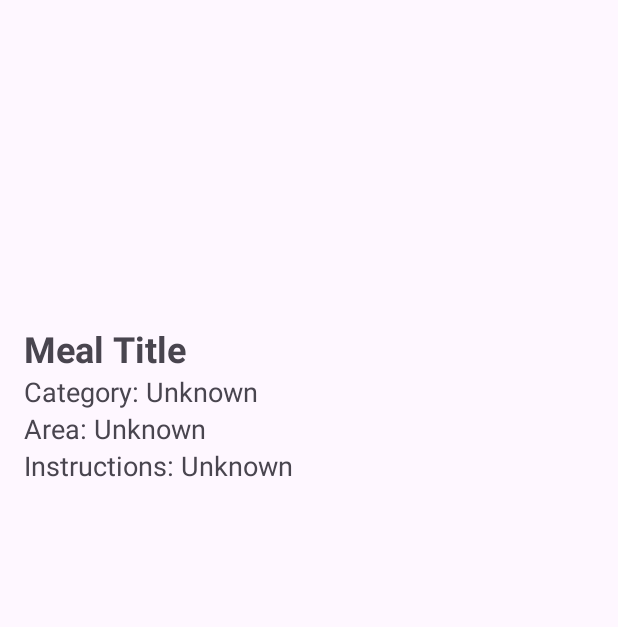
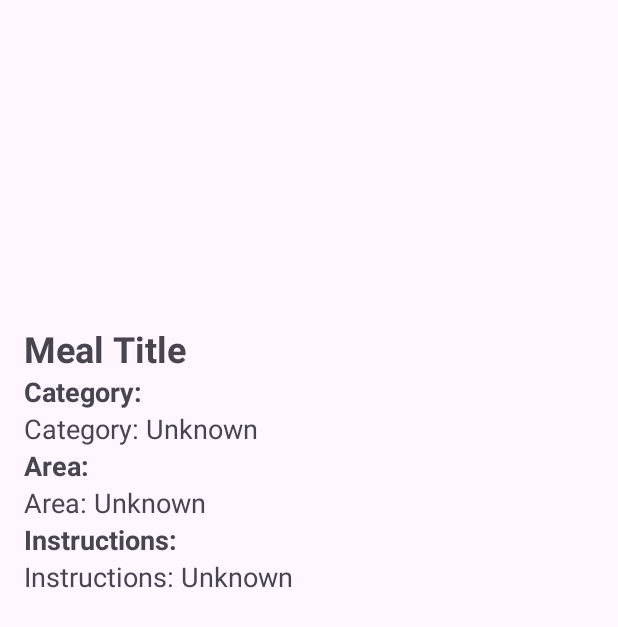
Before and after one commit to elisathRS/RecipesApp, an Android app: the layout activity_meal_details.xml on its own in the app's theme, with its tools: preview values and no code run, on a phone screen of 412 x 824 dp. Shown: the top 627 px of the screen. Run offline under Robolectric (Android 15) with nearby library versions, the phone set to English and light mode, and no system bars.

Commit message:
Updated Recipe Details

```diff
--- a/app/src/main/res/layout/activity_meal_details.xml
+++ b/app/src/main/res/layout/activity_meal_details.xml
@@ -23,26 +23,59 @@
         tools:text="Meal Title" />
 
     <TextView
+        android:id="@+id/catLabelTextView"
+        android:layout_width="wrap_content"
+        android:layout_height="wrap_content"
+        android:layout_below="@+id/mealNameTextView"
+        android:textSize="18sp"
+        android:textStyle="bold"
+        android:text="Category:" />
+    <TextView
         android:id="@+id/categoryTextView"
         android:layout_width="wrap_content"
         android:layout_height="wrap_content"
-        android:layout_below="@id/mealNameTextView"
+        android:layout_below="@+id/catLabelTextView"
         android:textSize="18sp"
         tools:text="Category: Unknown" />
+
+
+    <TextView
+        android:id="@+id/areaLabelTextView"
+        android:layout_width="wrap_content"
+        android:layout_height="wrap_content"
+        android:layout_below="@id/categoryTextView"
+        android:textSize="18sp"
+        android:textStyle="bold"
+        android:text="Area:" />
 
     <TextView
         android:id="@+id/areaTextView"
         android:layout_width="wrap_content"
         android:layout_height="wrap_content"
-        android:layout_below="@id/categoryTextView"
+        android:layout_below="@+id/areaLabelTextView"
         android:textSize="18sp"
         tools:text="Area: Unknown" />
 
     <TextView
-        android:id="@+id/instructionsTextView"
+        android:id="@+id/instructionsLabelTextView"
         android:layout_width="wrap_content"
         android:layout_height="wrap_content"
-        android:layout_below="@id/areaTextView"
+        android:layout_below="@+id/areaTextView"
+        android:text="Instructions:"
         android:textSize="18sp"
-        tools:text="Instructions: Unknown" />
+        android:textStyle="bold" />
+
+    <ScrollView
+        android:layout_width="match_parent"
+        android:layout_height="wrap_content"
+        android:layout_below="@+id/instructionsLabelTextView">
+
+        <!-- Actual instructions TextView -->
+        <TextView
+            android:id="@+id/instructionsTextView"
+            android:layout_width="match_parent"
+            android:layout_height="wrap_content"
+            android:textSize="18sp"
+            tools:text="Instructions: Unknown" />
+    </ScrollView>
 </RelativeLayout>
```
